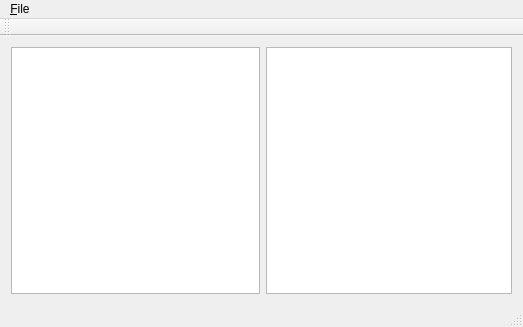
Above: examples/QKKMTables/mainwindow.ui from AndreyBarmaley/shtrikh-fr-dbus-service before the change. Below: the same form after it.
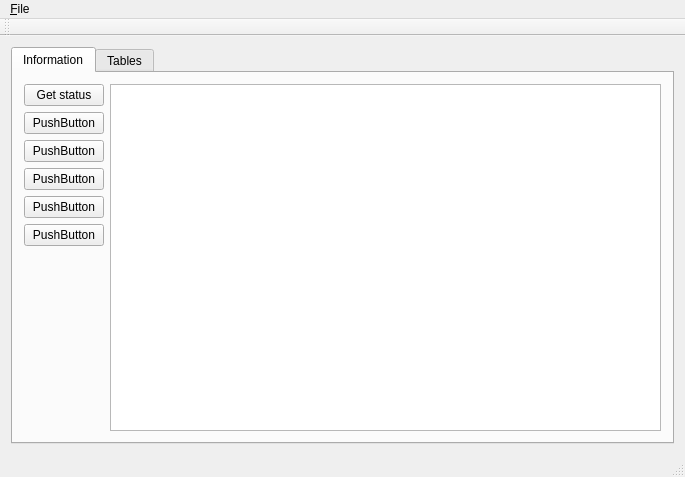
That is the form after the change.

Commit message: update Qt KKMTables, fix few bugs

```diff
--- a/examples/QKKMTables/mainwindow.ui
+++ b/examples/QKKMTables/mainwindow.ui
@@ -6,16 +6,95 @@
    <rect>
     <x>0</x>
     <y>0</y>
-    <width>523</width>
-    <height>327</height>
+    <width>685</width>
+    <height>477</height>
    </rect>
   </property>
   <property name="windowTitle">
    <string>KKM Tables</string>
   </property>
   <widget class="QWidget" name="centralWidget">
+   <layout class="QVBoxLayout" name="verticalLayout">
+    <item>
+     <widget class="QTabWidget" name="tabWidget">
+      <property name="currentIndex">
+       <number>0</number>
+      </property>
+      <widget class="QWidget" name="tabInformation">
+       <attribute name="title">
+        <string>Information</string>
+       </attribute>
    <layout class="QHBoxLayout" name="horizontalLayout">
     <item>
+         <layout class="QVBoxLayout" name="verticalLayout_2">
+          <item>
+           <widget class="QPushButton" name="pushButtonGetDeviceStatus">
+            <property name="text">
+             <string>Get status</string>
+            </property>
+           </widget>
+          </item>
+          <item>
+           <widget class="QPushButton" name="pushButton_2">
+            <property name="text">
+             <string>PushButton</string>
+            </property>
+           </widget>
+          </item>
+          <item>
+           <widget class="QPushButton" name="pushButton_3">
+            <property name="text">
+             <string>PushButton</string>
+            </property>
+           </widget>
+          </item>
+          <item>
+           <widget class="QPushButton" name="pushButton_4">
+            <property name="text">
+             <string>PushButton</string>
+            </property>
+           </widget>
+          </item>
+          <item>
+           <widget class="QPushButton" name="pushButton_5">
+            <property name="text">
+             <string>PushButton</string>
+            </property>
+           </widget>
+          </item>
+          <item>
+           <widget class="QPushButton" name="pushButton_6">
+            <property name="text">
+             <string>PushButton</string>
+            </property>
+           </widget>
+          </item>
+          <item>
+           <spacer name="verticalSpacer">
+            <property name="orientation">
+             <enum>Qt::Vertical</enum>
+            </property>
+            <property name="sizeHint" stdset="0">
+             <size>
+              <width>20</width>
+              <height>146</height>
+             </size>
+            </property>
+           </spacer>
+          </item>
+         </layout>
+        </item>
+        <item>
+         <widget class="QPlainTextEdit" name="textResult"/>
+        </item>
+       </layout>
+      </widget>
+      <widget class="QWidget" name="tabTables">
+       <attribute name="title">
+        <string>Tables</string>
+       </attribute>
+       <layout class="QHBoxLayout" name="horizontalLayout_2">
+        <item>
      <widget class="QListWidget" name="listWidget">
       <property name="minimumSize">
        <size>
@@ -36,13 +115,17 @@
     </item>
    </layout>
   </widget>
+     </widget>
+    </item>
+   </layout>
+  </widget>
   <widget class="QMenuBar" name="menuBar">
    <property name="geometry">
     <rect>
      <x>0</x>
      <y>0</y>
-     <width>523</width>
-     <height>20</height>
+     <width>685</width>
+     <height>21</height>
     </rect>
    </property>
    <widget class="QMenu" name="menuFile">
```
Lines whose indentation alone changed are shown as unchanged. The commit also changes 3 other files.
